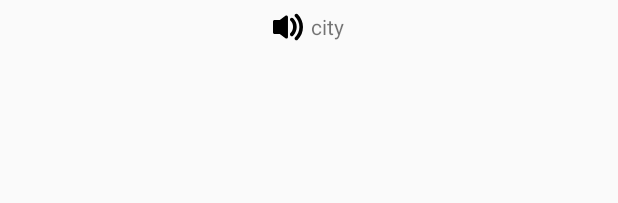
After one commit to npke/speak-up-android, an Android app: the layout item_word.xml on its own in the app's theme, with its tools: preview values and no code run, on a phone screen of 412 x 824 dp. The commit adds this screen. Shown: the top 203 px of the screen. Run offline under Robolectric (Android 15) with nearby library versions, the phone set to English and light mode, and no system bars.

Commit message:
Implement sound practice detail

```diff
--- a/app/build.gradle
+++ b/app/build.gradle
@@ -58,4 +58,7 @@ dependencies {
     // Spinner
     compile 'com.wang.avi:library:2.1.3'
     compile files('libs/YouTubeAndroidPlayerApi.jar')
+    // Parceler
+    compile 'org.parceler:parceler-api:1.1.6'
+    annotationProcessor 'org.parceler:parceler:1.1.6'
 }
--- a/app/src/main/java/vn/coderschool/speakup/view/PracticePronunciationActivity.java
+++ b/app/src/main/java/vn/coderschool/speakup/view/PracticePronunciationActivity.java
@@ -8,6 +8,8 @@ import android.support.v7.widget.GridLayoutManager;
 import android.support.v7.widget.RecyclerView;
 import android.view.View;
 import android.widget.Toast;
+
+import org.parceler.Parcels;
 
 import java.util.List;
 
@@ -70,6 +72,7 @@ public class PracticePronunciationActivity extends AppCompatActivity implements
     @Override
     public void showSoundPractice(Sound sound) {
         Intent intent = new Intent(PracticePronunciationActivity.this, PracticeSoundActivity.class);
+        intent.putExtra("sound", Parcels.wrap(sound));
         startActivity(intent);
     }
 
--- /dev/null
+++ b/app/src/main/res/drawable/ic_speaker.xml
@@ -0,0 +1,6 @@
+<vector android:height="24dp" android:viewportHeight="115.3"
+    android:viewportWidth="115.3" android:width="24dp" xmlns:android="http://schemas.android.com/apk/res/android">
+    <path android:fillColor="#FF000000" android:pathData="M47.9,14.31L26,30.71H6c-3.3,0 -6,2.7 -6,6v41.8c0,3.3 2.7,6 6,6h20l21.9,16.4c4,3 9.6,0.2 9.6,-4.8v-77C57.5,14.11 51.8,11.31 47.9,14.31z"/>
+    <path android:fillColor="#FF000000" android:pathData="M77.3,24.11c-2.7,-2.7 -7.2,-2.7 -9.9,0c-2.7,2.7 -2.7,7.2 0,9.9c13,13 13,34.1 0,47.1c-2.7,2.7 -2.7,7.2 0,9.9c1.4,1.4 3.2,2 4.9,2s3.6,-0.7 4.9,-2.1C95.8,72.61 95.8,42.61 77.3,24.11z"/>
+    <path android:fillColor="#FF000000" android:pathData="M85.1,8.41c-2.7,2.7 -2.7,7.2 0,9.9c10.5,10.5 16.3,24.4 16.3,39.3s-5.8,28.8 -16.3,39.3c-2.7,2.7 -2.7,7.2 0,9.9c1.4,1.4 3.2,2.1 4.9,2.1c1.8,0 3.6,-0.7 4.9,-2c13.1,-13.1 20.4,-30.6 20.4,-49.2c0,-18.6 -7.2,-36 -20.4,-49.2C92.3,5.71 87.9,5.71 85.1,8.41z"/>
+</vector>
--- a/app/src/main/res/layout/activity_practice_sound.xml
+++ b/app/src/main/res/layout/activity_practice_sound.xml
@@ -15,9 +15,10 @@
             android:id="@+id/training_video"
             android:name="com.google.android.youtube.player.YouTubePlayerFragment"
             android:layout_width="match_parent"
-            android:layout_height="200dp"></fragment>
+            android:layout_height="200dp" />
 
         <TextView
+            android:id="@+id/text_title"
             android:layout_width="match_parent"
             android:layout_height="wrap_content"
             android:padding="10dp"
@@ -26,6 +27,7 @@
             android:textStyle="bold" />
 
         <TextView
+            android:id="@+id/text_instruction"
             android:layout_width="match_parent"
             android:layout_height="wrap_content"
             android:padding="10dp"
--- /dev/null
+++ b/app/src/main/res/layout/item_word.xml
@@ -0,0 +1,23 @@
+<?xml version="1.0" encoding="utf-8"?>
+<LinearLayout xmlns:android="http://schemas.android.com/apk/res/android"
+    xmlns:app="http://schemas.android.com/apk/res-auto"
+    android:orientation="horizontal"
+    android:gravity="center"
+    android:layout_width="match_parent"
+    android:padding="8dp"
+    android:layout_height="wrap_content">
+
+    <ImageView
+        android:id="@+id/image_play"
+        app:srcCompat="@drawable/ic_speaker"
+        android:layout_width="20dp"
+        android:layout_height="20dp" />
+
+    <TextView
+        android:id="@+id/text_word"
+        android:text="city"
+        android:paddingLeft="5dp"
+        android:layout_width="wrap_content"
+        android:layout_height="wrap_content" />
+
+</LinearLayout>
```
Also changed, not shown: app/src/main/java/vn/coderschool/speakup/model/Sound.java (+20 -13 lines), app/src/main/java/vn/coderschool/speakup/model/Word.java (+23 -3 lines), app/src/main/java/vn/coderschool/speakup/view/PracticeSoundActivity.java (+70 -1 lines), app/src/main/java/vn/coderschool/speakup/view/PracticeSoundView.java (added, +13 -0 lines), app/src/main/java/vn/coderschool/speakup/view/WordAdapter.java (added, +71 -0 lines).
